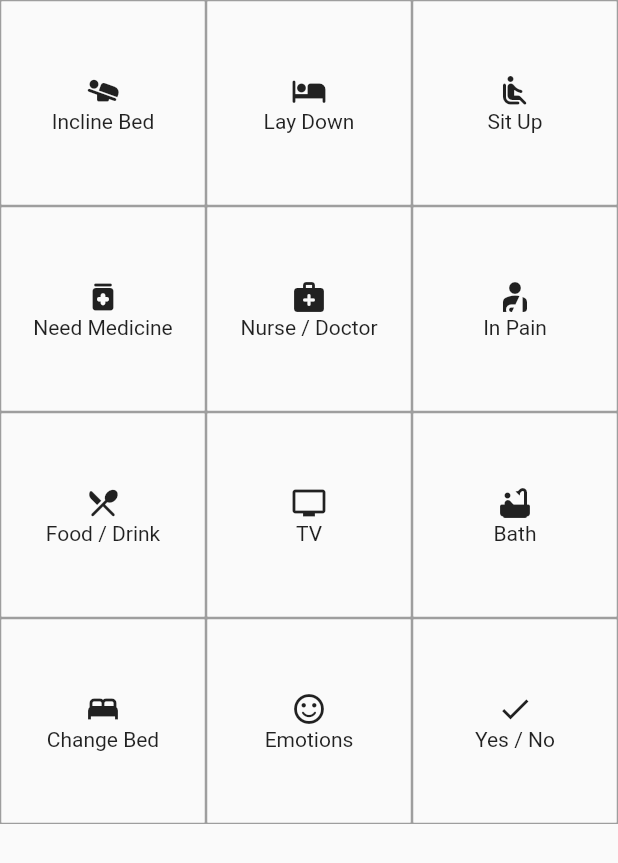
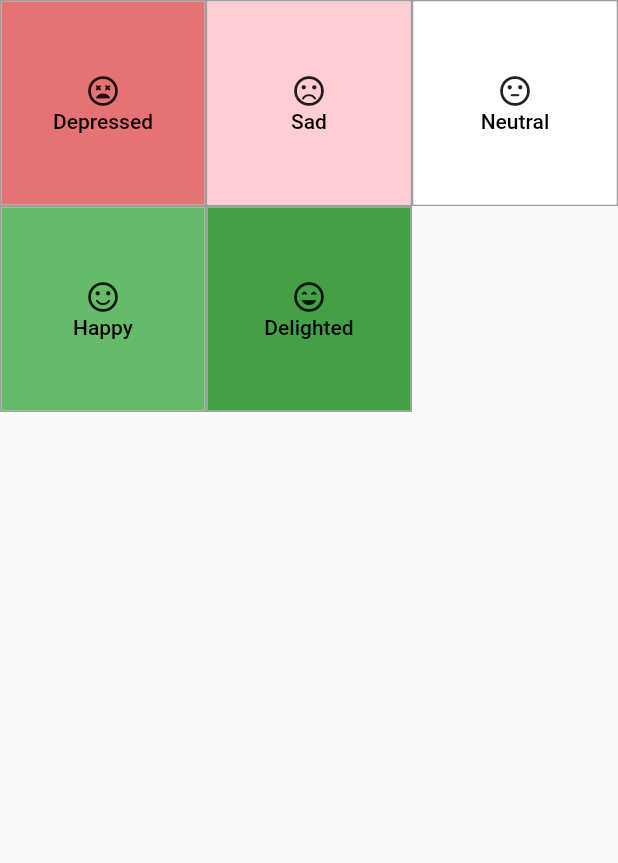
Before and after one commit to AryaveerSR/Aphasia, a Flutter app: the screen it shows after launch, after a tap on "Emotions", on a phone screen of 412 x 824 dp. Shown: the top 863 px of the screen. Run offline on Flutter 3.47's test engine with Material 2 defaults, Android fonts, the phone set to English and light mode, and no system bars.

Commit message:
Almost Complete

```diff
--- /dev/null
+++ b/lib/data.dart
@@ -0,0 +1,81 @@
+import 'package:flutter/material.dart';
+
+import 'screens/yesno.dart';
+import 'screens/select.dart';
+import 'screens/pain.dart';
+import 'screens/emotions.dart';
+
+enum Pages { yesno, select, pain }
+
+class ListOption {
+  ListOption(this.name, {required this.icon, this.onClick});
+  String name;
+  IconData icon;
+  Function(BuildContext)? onClick;
+
+  Map<String, dynamic> toMap() {
+    return {
+      'name': name,
+      'icon': icon,
+      'onClick': onClick,
+    };
+  }
+}
+
+List<ListOption> bodyParts = [
+  ListOption("Head", icon: Icons.psychology_rounded),
+  ListOption("Stomach", icon: Icons.lunch_dining),
+  ListOption("Chest", icon: Icons.clear_all_rounded),
+  ListOption("Back", icon: Icons.clear_all_rounded),
+  ListOption("Legs", icon: Icons.airline_seat_legroom_normal_rounded),
+  ListOption("Eyes", icon: Icons.visibility_rounded),
+  ListOption("Shoulder", icon: Icons.emoji_people_rounded),
+  ListOption("Mouth", icon: Icons.mood),
+  ListOption("Hands", icon: Icons.front_hand_rounded)
+];
+
+List<ListOption> emotions = [
+  ListOption("Depressed", icon: Icons.sentiment_very_dissatisfied_rounded),
+  ListOption("Sad", icon: Icons.sentiment_dissatisfied_rounded),
+  ListOption("Neutral", icon: Icons.sentiment_neutral_rounded),
+  ListOption("Happy", icon: Icons.sentiment_satisfied_rounded),
+  ListOption("Delighted", icon: Icons.sentiment_very_satisfied_rounded),
+];
+
+List<ListOption> options = [
+  ListOption('Incline Bed', icon: Icons.airline_seat_flat_angled_rounded),
+  ListOption('Lay Down', icon: Icons.hotel_rounded),
+  ListOption('Sit Up', icon: Icons.airline_seat_recline_normal_rounded),
+  ListOption('Need Medicine', icon: Icons.medication_rounded),
+  ListOption('Nurse / Doctor', icon: Icons.medical_services_rounded),
+  ListOption('In Pain', icon: Icons.personal_injury_rounded,
+      onClick: (context) {
+    Navigator.push(
+        context,
+        MaterialPageRoute(
+            builder: (context) => Select(
+                  options: bodyParts,
+                  onPressed: () {
+                    Navigator.push(
+                        context,
+                        MaterialPageRoute(
+                            builder: (context) => const PainScreen()));
+                  },
+                )));
+  }),
+  ListOption('Food / Drink', icon: Icons.restaurant_menu_rounded),
+  ListOption('TV', icon: Icons.tv),
+  ListOption('Bath', icon: Icons.bathtub_rounded),
+  ListOption('Change Bed', icon: Icons.bed),
+  ListOption('Emotions', icon: Icons.mood_rounded, onClick: (context) {
+    Navigator.push(
+      context,
+      MaterialPageRoute(
+          builder: (context) => EmotionsScreen(options: emotions)),
+    );
+  }),
+  ListOption('Yes / No', icon: Icons.check, onClick: (context) {
+    Navigator.push(
+        context, MaterialPageRoute(builder: (context) => const YesNo()));
+  }),
+];
--- /dev/null
+++ b/lib/helpers.dart
@@ -0,0 +1,4 @@
+import 'package:flutter/material.dart';
+
+int calculateAxisCount(BuildContext context) =>
+    (MediaQuery.of(context).size.width / 120).floor();
--- /dev/null
+++ b/lib/screens/emotions.dart
@@ -0,0 +1,26 @@
+import 'package:flutter/material.dart';
+
+import '../data.dart';
+import '../helpers.dart';
+import '../ui/tile_button.dart';
+
+class EmotionsScreen extends StatelessWidget {
+  const EmotionsScreen({Key? key, required this.options}) : super(key: key);
+  final List<ListOption> options;
+
+  @override
+  Widget build(BuildContext context) {
+    return Scaffold(
+        body: SafeArea(
+            child: GridView.count(
+                crossAxisCount: calculateAxisCount(context),
+                children: List.generate(
+                    options.length,
+                    (index) => TileButton(
+                        text: options[index].name,
+                        icon: options[index].icon,
+                        redIntensity: -((index - 2) * 2),
+                        onPressed: () => Navigator.popUntil(
+                            context, (route) => route.isFirst))))));
+  }
+}
--- a/lib/screens/home.dart
+++ b/lib/screens/home.dart
@@ -1,7 +1,8 @@
 import 'package:flutter/material.dart';
 
 import '../ui/tile_button.dart';
-import '../data/index.dart';
+import '../data.dart';
+import '../helpers.dart';
 
 class HomePage extends StatefulWidget {
   const HomePage({Key? key}) : super(key: key);
@@ -26,8 +27,3 @@ class _HomePageState extends State<HomePage> {
                             options[index].onClick?.call(context))))));
   }
 }
-
-int calculateAxisCount(BuildContext context) {
-  // DO Better
-  return MediaQuery.of(context).size.width ~/ 120;
-}
--- a/lib/ui/tile_button.dart
+++ b/lib/ui/tile_button.dart
@@ -1,18 +1,25 @@
 import 'package:flutter/material.dart';
 
 class TileButton extends StatelessWidget {
-  const TileButton({Key? key, this.onPressed, required this.text, this.icon})
+  const TileButton(
+      {Key? key,
+      this.onPressed,
+      required this.text,
+      this.icon,
+      this.redIntensity = 0})
       : super(key: key);
 
   final VoidCallback? onPressed;
   final String text;
   final IconData? icon;
+  final int redIntensity;
 
   @override
   Widget build(BuildContext context) {
     return Container(
       decoration: BoxDecoration(border: Border.all(color: Colors.grey)),
       child: Material(
+        color: getColor(redIntensity),
         child: InkWell(
           onTap: onPressed,
           child: Center(
@@ -20,11 +27,33 @@ class TileButton extends StatelessWidget {
                   ? Column(
                       mainAxisAlignment: MainAxisAlignment.center,
                       crossAxisAlignment: CrossAxisAlignment.center,
-                      children: [Icon(icon), Text(text)],
+                      children: [
+                        Icon(icon),
+                        Text(text,
+                            style: Theme.of(context).textTheme.button!.copyWith(
+                                color: redIntensity > 4
+                                    ? Colors.white
+                                    : Colors.black))
+                      ],
                     )
-                  : Text(text)),
+                  : Text(text,
+                      style: Theme.of(context).textTheme.button!.copyWith(
+                          color:
+                              redIntensity > 4 ? Colors.white : Colors.black))),
         ),
       ),
     );
   }
 }
+
+Color getColor(int intensity) {
+  if (intensity == 0) {
+    return Colors.white;
+  } else if (intensity == 1) {
+    return Colors.red[50]!;
+  } else if (intensity > 1) {
+    return Colors.red[(intensity - 1) * 100]!;
+  } else {
+    return Colors.green[(2 - intensity) * 100]!;
+  }
+}
--- a/pubspec.yaml
+++ b/pubspec.yaml
@@ -16,5 +16,10 @@ dev_dependencies:
   flutter_lints: ^2.0.0
   flutter_launcher_icons: ^0.9.3
 
+flutter_icons:
+  android: "launcher_icon"
+  ios: false
+  image_path: "files/icon.png"
+
 flutter:
   uses-material-design: true
```
Also changed, not shown: lib/data/index.dart (deleted, +0 -68 lines), lib/screens/pain.dart (+6 -16 lines), lib/screens/select.dart (+6 -3 lines), files/icon.png (added), 16 other files.
